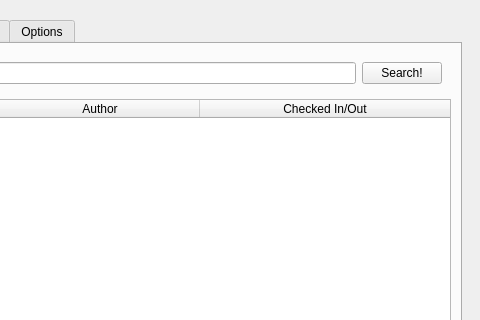
The window that checkout.ui (sbadame/checkout) describes before a commit, drawn with Qt 5; both pictures show x 230 to 710 and y 0 to 320 of the 710 by 556 pixel window.
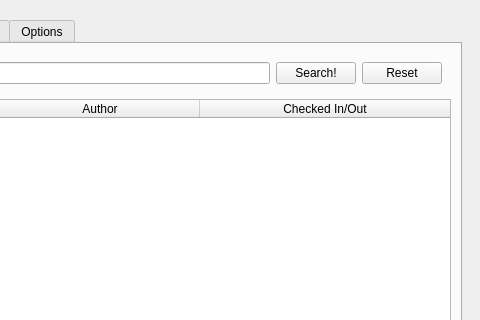
The same window after the commit.

Commit message: Added the reset buttons

```diff
--- a/checkout.ui
+++ b/checkout.ui
@@ -41,6 +41,13 @@
                 </property>
                </widget>
               </item>
+              <item>
+               <widget class="QPushButton" name="checkout_reset">
+                <property name="text">
+                 <string>Reset</string>
+                </property>
+               </widget>
+              </item>
              </layout>
             </widget>
            </item>
```
Left out of the diff: 7 changed lines with no effect on the pictures.
